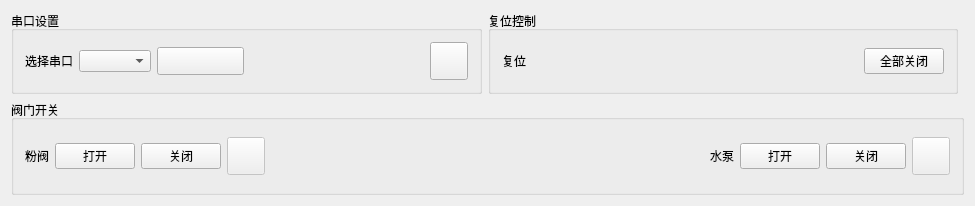
Old version of the form mainwindow.ui in the repository yas8086/JetControl-QT.
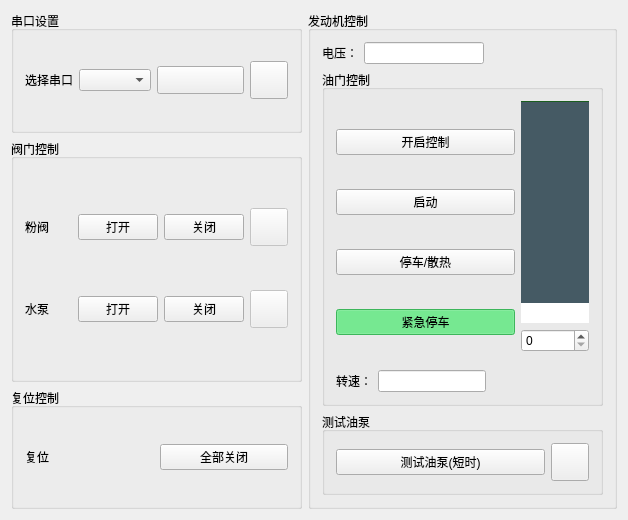
New version of the form. Icons and pictures are not drawn.

Commit message: 增加ECU控制功能

```diff
--- a/mainwindow.ui
+++ b/mainwindow.ui
@@ -6,8 +6,8 @@
    <rect>
     <x>0</x>
     <y>0</y>
-    <width>975</width>
-    <height>206</height>
+    <width>628</width>
+    <height>520</height>
    </rect>
   </property>
   <property name="windowTitle">
@@ -15,6 +15,173 @@
   </property>
   <widget class="QWidget" name="centralWidget">
    <layout class="QGridLayout" name="gridLayout" columnstretch="0,0,0">
+    <item row="3" column="0">
+     <widget class="QGroupBox" name="gridGroupBox">
+      <property name="title">
+       <string>复位控制</string>
+      </property>
+      <layout class="QGridLayout" name="gridLayout_6">
+       <item row="0" column="0">
+        <layout class="QHBoxLayout" name="horizontalLayout">
+         <item>
+          <widget class="QLabel" name="label_6">
+           <property name="text">
+            <string>复位</string>
+           </property>
+          </widget>
+         </item>
+         <item>
+          <widget class="QPushButton" name="pushButtonReset">
+           <property name="text">
+            <string>全部关闭</string>
+           </property>
+          </widget>
+         </item>
+        </layout>
+       </item>
+      </layout>
+     </widget>
+    </item>
+    <item row="1" column="0" rowspan="2">
+     <widget class="QGroupBox" name="GroupBoxValve">
+      <property name="title">
+       <string>阀门控制</string>
+      </property>
+      <layout class="QGridLayout" name="gridLayout_2">
+       <property name="spacing">
+        <number>6</number>
+       </property>
+       <item row="2" column="1" colspan="2">
+        <layout class="QHBoxLayout" name="horizontalLayout_3">
+         <item>
+          <widget class="QLabel" name="label_4">
+           <property name="text">
+            <string>水泵</string>
+           </property>
+          </widget>
+         </item>
+         <item>
+          <widget class="QPushButton" name="pushButtonWaterPump">
+           <property name="text">
+            <string>打开</string>
+           </property>
+          </widget>
+         </item>
+         <item>
+          <widget class="QPushButton" name="pushButtonWaterPumpOff">
+           <property name="text">
+            <string>关闭</string>
+           </property>
+          </widget>
+         </item>
+         <item>
+          <widget class="QPushButton" name="pushButtonWaterLED">
+           <property name="enabled">
+            <bool>false</bool>
+           </property>
+           <property name="minimumSize">
+            <size>
+             <width>38</width>
+             <height>38</height>
+            </size>
+           </property>
+           <property name="maximumSize">
+            <size>
+             <width>38</width>
+             <height>38</height>
+            </size>
+           </property>
+           <property name="styleSheet">
+            <string notr="true">QPushButton
+{
+border-image: url(:/img/指示灯-红.png);
+}
+QPushButton::checked
+{
+border-image: url(:/img/指示灯-绿.png);
+}
+QPushButton::unchecked
+{
+border-image: url(:/img/指示灯-红.png);
+}</string>
+           </property>
+           <property name="text">
+            <string/>
+           </property>
+           <property name="checkable">
+            <bool>true</bool>
+           </property>
+          </widget>
+         </item>
+        </layout>
+       </item>
+       <item row="1" column="1" colspan="2">
+        <layout class="QHBoxLayout" name="horizontalLayout_2">
+         <item>
+          <widget class="QLabel" name="label_2">
+           <property name="text">
+            <string>粉阀</string>
+           </property>
+          </widget>
+         </item>
+         <item>
+          <widget class="QPushButton" name="pushButtonPowderPump">
+           <property name="text">
+            <string>打开</string>
+           </property>
+          </widget>
+         </item>
+         <item>
+          <widget class="QPushButton" name="pushButtonPowderPumpOff">
+           <property name="text">
+            <string>关闭</string>
+           </property>
+          </widget>
+         </item>
+         <item>
+          <widget class="QPushButton" name="pushButtonPowderLED">
+           <property name="enabled">
+            <bool>false</bool>
+           </property>
+           <property name="minimumSize">
+            <size>
+             <width>38</width>
+             <height>38</height>
+            </size>
+           </property>
+           <property name="maximumSize">
+            <size>
+             <width>38</width>
+             <height>38</height>
+            </size>
+           </property>
+           <property name="styleSheet">
+            <string notr="true">QPushButton
+{
+border-image: url(:/img/指示灯-红.png);
+}
+QPushButton::checked
+{
+border-image: url(:/img/指示灯-绿.png);
+}
+QPushButton::unchecked
+{
+border-image: url(:/img/指示灯-红.png);
+}</string>
+           </property>
+           <property name="text">
+            <string/>
+           </property>
+           <property name="checkable">
+            <bool>true</bool>
+           </property>
+          </widget>
+         </item>
+        </layout>
+       </item>
+      </layout>
+     </widget>
+    </item>
     <item row="0" column="0">
      <widget class="QGroupBox" name="GroupBoxSeries">
       <property name="title">
@@ -72,19 +239,6 @@
            </property>
           </widget>
          </item>
-         <item>
-          <spacer name="horizontalSpacer_3">
-           <property name="orientation">
-            <enum>Qt::Horizontal</enum>
-           </property>
-           <property name="sizeHint" stdset="0">
-            <size>
-             <width>40</width>
-             <height>20</height>
-            </size>
-           </property>
-          </spacer>
-         </item>
         </layout>
        </item>
        <item row="0" column="1">
@@ -129,21 +283,257 @@
       </layout>
      </widget>
     </item>
-    <item row="0" column="1">
+    <item row="0" column="1" rowspan="4" colspan="2">
      <widget class="QGroupBox" name="gridGroupBox">
       <property name="title">
-       <string>复位控制</string>
+       <string>发动机控制</string>
       </property>
-      <layout class="QGridLayout" name="gridLayout_6">
+      <layout class="QGridLayout" name="gridLayout_3">
+       <item row="4" column="0">
+        <widget class="QGroupBox" name="gridGroupBox">
+         <property name="title">
+          <string>油门控制</string>
+         </property>
+         <layout class="QGridLayout" name="gridLayout_5">
+          <item row="3" column="3">
+           <layout class="QVBoxLayout" name="verticalLayout_2">
+            <item>
+             <widget class="QSlider" name="verticalSliderEngine">
+              <property name="minimumSize">
+               <size>
+                <width>68</width>
+                <height>0</height>
+               </size>
+              </property>
+              <property name="styleSheet">
+               <string notr="true">/* 绿色宽版垂直滑块样式 */
+QSlider::groove:vertical {
+    background: #37474F;
+    width:800px;  /* 加宽轨道 */
+}
+
+QSlider::handle:vertical {
+    background: rgb(255, 255, 255);
+    width: 50px;  /* 加大手柄 */
+    height: 20px;
+
+}
+
+QSlider::sub-page:vertical {
+    background: #455A64;
+    border: 1px solid #1B5E20;
+    border-radius: 15px;
+}
+
+QSlider::add-page:vertical {
+    background: qlineargradient(x1:0, y1:0, x2:0, y2:1,
+                           stop:0 #2E7D32, stop:0.5 #4CAF50, stop:1 #81C784);
+    border: 1px solid #37474F;
+    border-radius: 15px;
+}
+
+QSlider::handle:vertical:hover {
+    background: qradialgradient(cx:0.5, cy:0.5, radius:0.5, 
+                           fx:0.5, fy:0.5, 
+                           stop:0.8 white, stop:1.0 #81C784);
+    border-color: #388E3C;
+}
+
+QSlider::handle:vertical:pressed {
+    background: qradialgradient(cx:0.5, cy:0.5, radius:0.5, 
+                           fx:0.5, fy:0.5, 
+                           stop:0.8 white, stop:1.0 #1B5E20);
+    border-color: #1B5E20;
+}</string>
+              </property>
+              <property name="maximum">
+               <number>100</number>
+              </property>
+              <property name="orientation">
+               <enum>Qt::Vertical</enum>
+              </property>
+             </widget>
+            </item>
+            <item>
+             <widget class="QSpinBox" name="spinBoxEngineValue">
+              <property name="maximum">
+               <number>100</number>
+              </property>
+             </widget>
+            </item>
+           </layout>
+          </item>
+          <item row="3" column="0" rowspan="3" colspan="3">
+           <layout class="QVBoxLayout" name="verticalLayout">
+            <item>
+             <widget class="QPushButton" name="pushButtonEngineControl">
+              <property name="styleSheet">
+               <string notr="true">QPushButton::checked
+{
+	background-color: rgb(255, 85, 0);
+}</string>
+              </property>
+              <property name="text">
+               <string>开启控制</string>
+              </property>
+              <property name="checkable">
+               <bool>true</bool>
+              </property>
+             </widget>
+            </item>
+            <item>
+             <widget class="QPushButton" name="pushButtonEngineStart">
+              <property name="styleSheet">
+               <string notr="true">QPushButton::checked
+{
+	background-color: rgb(85, 255, 127);
+}</string>
+              </property>
+              <property name="text">
+               <string>启动</string>
+              </property>
+              <property name="checkable">
+               <bool>true</bool>
+              </property>
+              <property name="autoExclusive">
+               <bool>true</bool>
+              </property>
+             </widget>
+            </item>
+            <item>
+             <widget class="QPushButton" name="pushButtonEngineStop">
+              <property name="styleSheet">
+               <string notr="true">QPushButton::checked
+{
+	background-color: rgb(85, 255, 127);
+}</string>
+              </property>
+              <property name="text">
+               <string>停车/散热</string>
+              </property>
+              <property name="checkable">
+               <bool>true</bool>
+              </property>
+              <property name="autoExclusive">
+               <bool>true</bool>
+              </property>
+             </widget>
+            </item>
+            <item>
+             <widget class="QPushButton" name="pushButtonEngineEmergentStop">
+              <property name="styleSheet">
+               <string notr="true">QPushButton::checked
+{
+	background-color: rgb(85, 255, 127);
+}</string>
+              </property>
+              <property name="text">
+               <string>紧急停车</string>
+              </property>
+              <property name="checkable">
+               <bool>true</bool>
+              </property>
+              <property name="checked">
+               <bool>true</bool>
+              </property>
+              <property name="autoExclusive">
+               <bool>true</bool>
+              </property>
+             </widget>
+            </item>
+           </layout>
+          </item>
+          <item row="6" column="0" colspan="4">
+           <layout class="QHBoxLayout" name="horizontalLayout_5">
+            <item>
+             <widget class="QLabel" name="label">
+              <property name="text">
+               <string>转速：</string>
+              </property>
+             </widget>
+            </item>
+            <item>
+             <widget class="QLineEdit" name="lineEdit"/>
+            </item>
+            <item>
+             <spacer name="horizontalSpacer_2">
+              <property name="orientation">
+               <enum>Qt::Horizontal</enum>
+              </property>
+              <property name="sizeHint" stdset="0">
+               <size>
+                <width>40</width>
+                <height>20</height>
+               </size>
+              </property>
+             </spacer>
+            </item>
+           </layout>
+          </item>
+         </layout>
+        </widget>
+       </item>
+       <item row="5" column="0">
+        <widget class="QGroupBox" name="gridGroupBox_2">
+         <property name="title">
+          <string>测试油泵</string>
+         </property>
+         <layout class="QGridLayout" name="gridLayout_7">
+          <item row="0" column="0">
+           <widget class="QPushButton" name="pushButtonTestOilPump">
+            <property name="text">
+             <string>测试油泵(短时)</string>
+            </property>
+           </widget>
+          </item>
+          <item row="0" column="1">
+           <widget class="QPushButton" name="pushButtonOilPumpLED">
+            <property name="minimumSize">
+             <size>
+              <width>38</width>
+              <height>38</height>
+             </size>
+            </property>
+            <property name="maximumSize">
+             <size>
+              <width>38</width>
+              <height>38</height>
+             </size>
+            </property>
+            <property name="styleSheet">
+             <string notr="true">QPushButton
+{
+border-image: url(:/img/指示灯-红.png);
+}
+QPushButton::checked
+{
+border-image: url(:/img/指示灯-绿.png);
+}
+QPushButton::unchecked
+{
+border-image: url(:/img/指示灯-红.png);
+}</string>
+            </property>
+            <property name="text">
+             <string/>
+            </property>
+           </widget>
+          </item>
+         </layout>
+        </widget>
+       </item>
        <item row="0" column="0">
-        <layout class="QHBoxLayout" name="horizontalLayout">
+        <layout class="QHBoxLayout" name="horizontalLayout_6">
          <item>
-          <widget class="QLabel" name="label_6">
+          <widget class="QLabel" name="label_5">
            <property name="text">
-            <string>复位</string>
+            <string>电压：</string>
            </property>
           </widget>
          </item>
+         <item>
+          <widget class="QLineEdit" name="lineEdit_2"/>
+         </item>
          <item>
           <spacer name="horizontalSpacer">
            <property name="orientation">
@@ -156,162 +546,6 @@
             </size>
            </property>
           </spacer>
-         </item>
-         <item>
-          <widget class="QPushButton" name="pushButtonReset">
-           <property name="text">
-            <string>全部关闭</string>
-           </property>
-          </widget>
-         </item>
-        </layout>
-       </item>
-      </layout>
-     </widget>
-    </item>
-    <item row="1" column="0" rowspan="2" colspan="3">
-     <widget class="QGroupBox" name="GroupBoxValve">
-      <property name="title">
-       <string>阀门开关</string>
-      </property>
-      <layout class="QGridLayout" name="gridLayout_2">
-       <property name="spacing">
-        <number>6</number>
-       </property>
-       <item row="1" column="1" colspan="2">
-        <layout class="QHBoxLayout" name="horizontalLayout_2">
-         <item>
-          <widget class="QLabel" name="label_2">
-           <property name="text">
-            <string>粉阀</string>
-           </property>
-          </widget>
-         </item>
-         <item>
-          <widget class="QPushButton" name="pushButtonPowderPump">
-           <property name="text">
-            <string>打开</string>
-           </property>
-          </widget>
-         </item>
-         <item>
-          <widget class="QPushButton" name="pushButtonPowderPumpOff">
-           <property name="text">
-            <string>关闭</string>
-           </property>
-          </widget>
-         </item>
-         <item>
-          <widget class="QPushButton" name="pushButtonPowderLED">
-           <property name="enabled">
-            <bool>false</bool>
-           </property>
-           <property name="minimumSize">
-            <size>
-             <width>38</width>
-             <height>38</height>
-            </size>
-           </property>
-           <property name="maximumSize">
-            <size>
-             <width>38</width>
-             <height>38</height>
-            </size>
-           </property>
-           <property name="styleSheet">
-            <string notr="true">QPushButton
-{
-border-image: url(:/img/指示灯-红.png);
-}
-QPushButton::checked
-{
-border-image: url(:/img/指示灯-绿.png);
-}
-QPushButton::unchecked
-{
-border-image: url(:/img/指示灯-红.png);
-}</string>
-           </property>
-           <property name="text">
-            <string/>
-           </property>
-           <property name="checkable">
-            <bool>true</bool>
-           </property>
-          </widget>
-         </item>
-         <item>
-          <spacer name="horizontalSpacer_2">
-           <property name="orientation">
-            <enum>Qt::Horizontal</enum>
-           </property>
-           <property name="sizeHint" stdset="0">
-            <size>
-             <width>5</width>
-             <height>5</height>
-            </size>
-           </property>
-          </spacer>
-         </item>
-         <item>
-          <widget class="QLabel" name="label_4">
-           <property name="text">
-            <string>水泵</string>
-           </property>
-          </widget>
-         </item>
-         <item>
-          <widget class="QPushButton" name="pushButtonWaterPump">
-           <property name="text">
-            <string>打开</string>
-           </property>
-          </widget>
-         </item>
-         <item>
-          <widget class="QPushButton" name="pushButtonWaterPumpOff">
-           <property name="text">
-            <string>关闭</string>
-           </property>
-          </widget>
-         </item>
-         <item>
-          <widget class="QPushButton" name="pushButtonWaterLED">
-           <property name="enabled">
-            <bool>false</bool>
-           </property>
-           <property name="minimumSize">
-            <size>
-             <width>38</width>
-             <height>38</height>
-            </size>
-           </property>
-           <property name="maximumSize">
-            <size>
-             <width>38</width>
-             <height>38</height>
-            </size>
-           </property>
-           <property name="styleSheet">
-            <string notr="true">QPushButton
-{
-border-image: url(:/img/指示灯-红.png);
-}
-QPushButton::checked
-{
-border-image: url(:/img/指示灯-绿.png);
-}
-QPushButton::unchecked
-{
-border-image: url(:/img/指示灯-红.png);
-}</string>
-           </property>
-           <property name="text">
-            <string/>
-           </property>
-           <property name="checkable">
-            <bool>true</bool>
-           </property>
-          </widget>
          </item>
         </layout>
        </item>
```
The commit also changes 17 other files.
